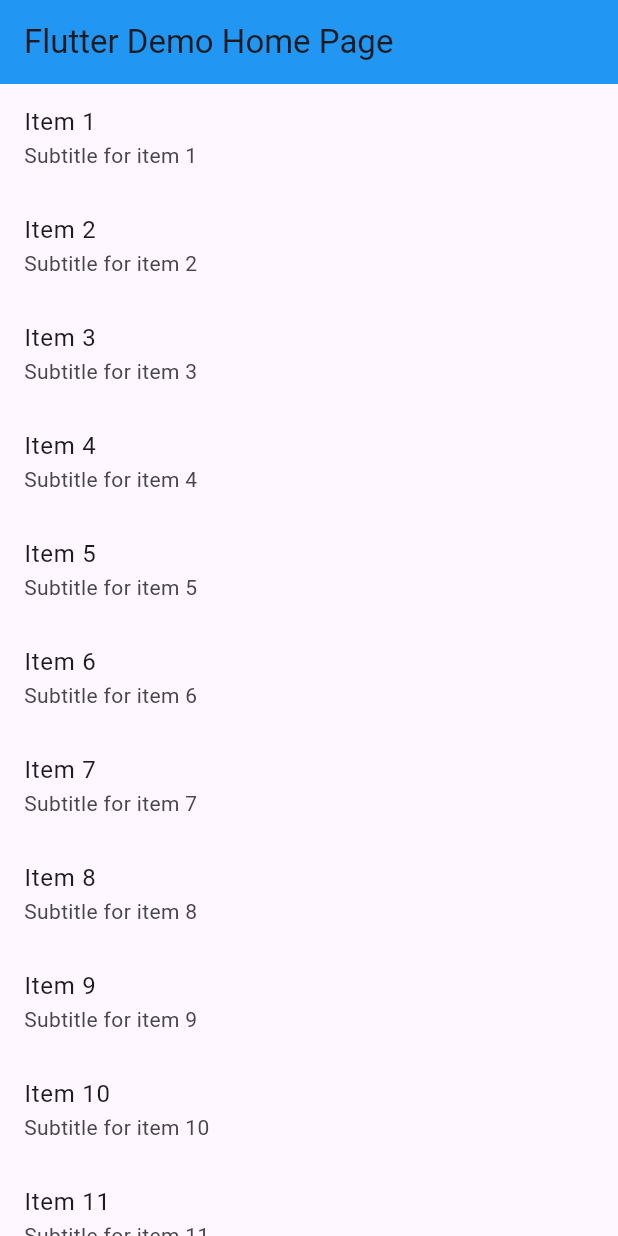
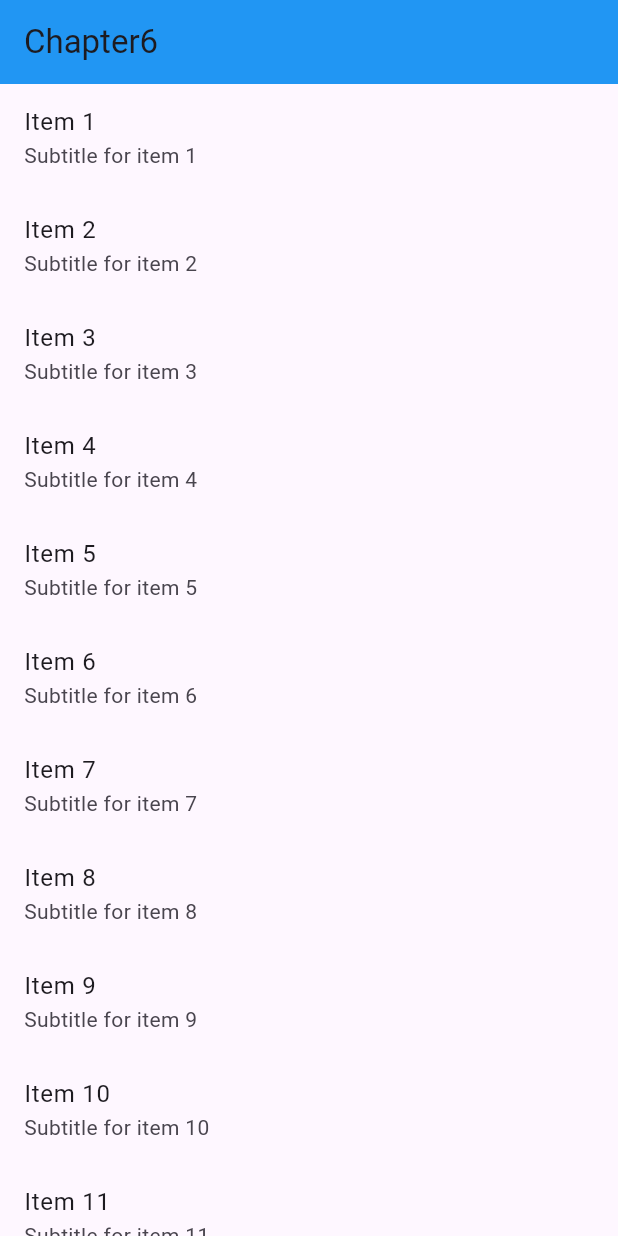
Before and after one commit to suwimon2004/ui_scroll, a Flutter app: the screen it shows after launch, on a phone screen of 412 x 824 dp. Run offline on Flutter 3.47's test engine with Material 3 defaults, Android fonts, the phone set to English and light mode, and no system bars.

```diff
--- a/lib/main.dart
+++ b/lib/main.dart
@@ -30,7 +30,7 @@ class _MyHomePageState extends State<MyHomePage> {
     final List<String> items = List.generate(50, (index) => "Item ${index + 1}");
     return Scaffold(
       appBar: AppBar(
-        title: Text(widget.title),
+        title: Text('Chapter6'),
         backgroundColor: Colors.blue,
       ),
       body: ListView.builder(itemCount: items.length,
```
